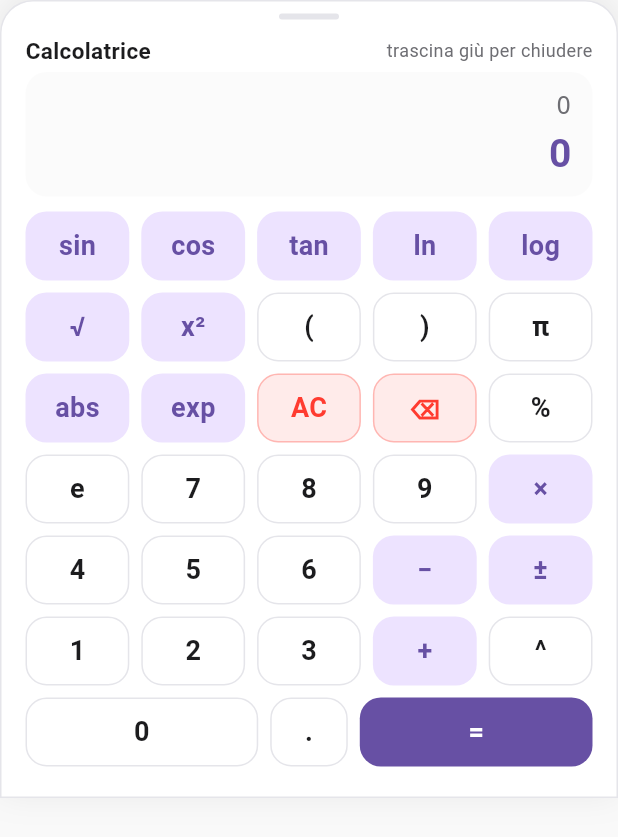
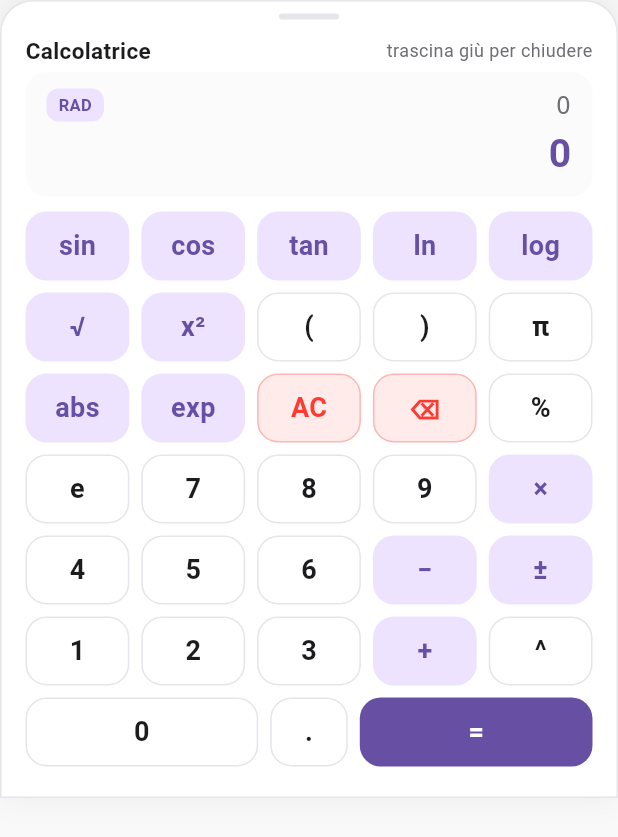
Before and after one commit to MagnificoRettore/math-app, a Flutter app: the ScientificCalculatorSheet widget shown alone on an empty page, opened directly with empty values, on a phone screen of 412 x 824 dp. Shown: the top 837 px of the screen. Run offline on Flutter 3.47's test engine with Material 3 defaults, Android fonts, the phone set to English and light mode, and no system bars; our stand-ins replace lottie, material_symbols_icons, shared_preferences; missing offline and left inert: flutter_math_fork, material_3_expressive; accounts and stored records are empty.

Commit message:
feat: modalità angoli DEG/RAD con input allineato a destra nella calcolatrice

```diff
--- a/lib/widgets/scientific_calculator.dart
+++ b/lib/widgets/scientific_calculator.dart
@@ -43,6 +43,7 @@ class _ScientificCalculatorSheetState extends State<ScientificCalculatorSheet>
   String _expr = '';
   String _result = '0';
   bool _fresh = true;
+  bool _deg = false;
 
   @override
   void initState() {
@@ -165,13 +166,24 @@ class _ScientificCalculatorSheetState extends State<ScientificCalculatorSheet>
 
   void _evaluate() {
     if (_expr.isEmpty) return;
-    final value = ExpressionEvaluator.tryEvaluate(_toEval(_expr));
+    final closed = _autoClose(_expr);
+    if (closed != _expr) {
+      setState(() => _expr = closed);
+    }
+    final value = ExpressionEvaluator.tryEvaluate(_toEval(closed), deg: _deg);
     if (value == null) {
       _result = 'Errore';
     } else {
       _result = _format(value);
     }
     _fresh = true;
+  }
+
+  String _autoClose(String expr) {
+    final opens = '('.allMatches(expr).length;
+    final closes = ')'.allMatches(expr).length;
+    if (opens <= closes) return expr;
+    return expr + ')' * (opens - closes);
   }
 
   String _toEval(String expr) {
@@ -287,6 +299,7 @@ class _ScientificCalculatorSheetState extends State<ScientificCalculatorSheet>
 
   Widget _buildDisplay(BuildContext context, AppPalette c) {
     return Container(
+      key: const ValueKey('calc-display'),
       width: double.infinity,
       padding: const EdgeInsets.symmetric(horizontal: 14, vertical: 10),
       decoration: BoxDecoration(
@@ -294,32 +307,76 @@ class _ScientificCalculatorSheetState extends State<ScientificCalculatorSheet>
         borderRadius: BorderRadius.circular(14),
       ),
       child: Column(
-        crossAxisAlignment: CrossAxisAlignment.end,
         children: [
-          Text(
+          Row(
+            children: [
+              _buildModeChip(c),
+              const SizedBox(width: 8),
+              Expanded(
+                child: Text(
                   _expr.isEmpty ? '0' : _expr,
                   key: const ValueKey('calc-expr'),
                   maxLines: 1,
                   overflow: TextOverflow.ellipsis,
+                  textAlign: TextAlign.right,
                   style: TextStyle(
                     fontSize: 17,
                     color: c.textSecondary,
                     fontFamily: 'monospace',
                   ),
                 ),
+              ),
+            ],
+          ),
           const SizedBox(height: 2),
-          Text(
+          Row(
+            children: [
+              Expanded(
+                child: Text(
                   _result,
                   key: const ValueKey('calc-result'),
                   maxLines: 1,
                   overflow: TextOverflow.ellipsis,
+                  textAlign: TextAlign.right,
                   style: TextStyle(
                     fontSize: 26,
                     fontWeight: FontWeight.w700,
                     color: _result == 'Errore' ? c.hard : c.accent,
                   ),
                 ),
+              ),
             ],
+          ),
+        ],
+      ),
+    );
+  }
+
+  Widget _buildModeChip(AppPalette c) {
+    return Material(
+      color: Colors.transparent,
+      child: InkWell(
+        onTap: () {
+          setState(() => _deg = !_deg);
+          HapticFeedback.selectionClick();
+        },
+        borderRadius: BorderRadius.circular(8),
+        child: Container(
+          key: const ValueKey('calc-mode'),
+          padding: const EdgeInsets.symmetric(horizontal: 8, vertical: 3),
+          decoration: BoxDecoration(
+            color: c.accentSoft,
+            borderRadius: BorderRadius.circular(8),
+          ),
+          child: Text(
+            _deg ? 'DEG' : 'RAD',
+            style: TextStyle(
+              fontSize: 11,
+              fontWeight: FontWeight.w700,
+              color: c.accent,
+            ),
+          ),
+        ),
       ),
     );
   }
```
Also changed, not shown: lib/screens/lesson_screen.dart (+9 -9 lines), lib/widgets/expression_evaluator.dart (+12 -10 lines), 2 other files. Lines whose indentation alone changed are shown as unchanged.
